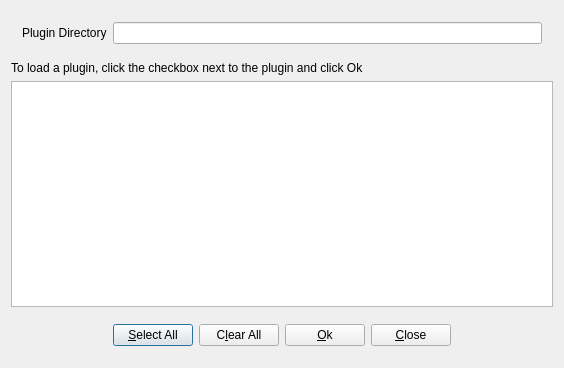
Above: src/ui/qgspluginmanagerbase.ui from stopa85/Quantum-GIS before the change. Below: the same form after it.
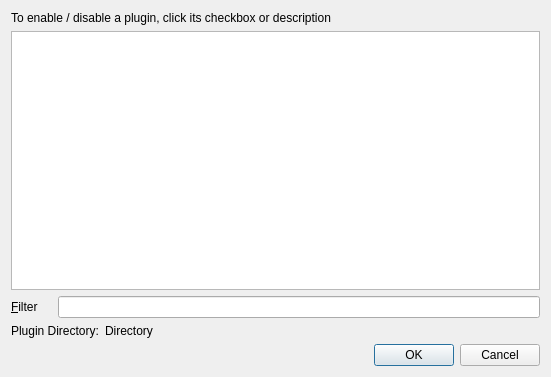
That is the form after the change.

What changed in the file:
```diff
--- a/src/ui/qgspluginmanagerbase.ui
+++ b/src/ui/qgspluginmanagerbase.ui
@@ -5,8 +5,8 @@
    <rect>
     <x>0</x>
     <y>0</y>
-    <width>564</width>
-    <height>368</height>
+    <width>551</width>
+    <height>377</height>
    </rect>
   </property>
   <property name="mouseTracking" >
@@ -19,144 +19,72 @@
    <bool>true</bool>
   </property>
   <layout class="QGridLayout" >
-   <property name="margin" >
-    <number>11</number>
-   </property>
-   <property name="spacing" >
-    <number>6</number>
-   </property>
-   <item row="0" column="0" >
-    <layout class="QHBoxLayout" >
-     <property name="margin" >
-      <number>11</number>
-     </property>
-     <property name="spacing" >
-      <number>6</number>
-     </property>
-     <item>
-      <widget class="QLabel" name="textLabel1" >
-       <property name="text" >
-        <string>Plugin Directory</string>
-       </property>
-       <property name="buddy" >
-        <cstring>txtPluginDir</cstring>
-       </property>
-      </widget>
-     </item>
-     <item>
-      <widget class="QLineEdit" name="txtPluginDir" >
-       <property name="windowModality" >
-        <enum>Qt::NonModal</enum>
-       </property>
-       <property name="readOnly" >
-        <bool>true</bool>
-       </property>
-      </widget>
-     </item>
-    </layout>
-   </item>
-   <item row="1" column="0" >
+   <item row="0" column="0" colspan="3" >
     <widget class="QLabel" name="textLabel1_2" >
      <property name="text" >
-      <string>To load a plugin, click the checkbox next to the plugin and click Ok</string>
+      <string>To enable / disable a plugin, click its checkbox or description</string>
      </property>
     </widget>
    </item>
-   <item row="4" column="0" >
-    <layout class="QHBoxLayout" >
-     <property name="margin" >
-      <number>11</number>
-     </property>
-     <property name="spacing" >
-      <number>6</number>
-     </property>
-     <item>
-      <spacer>
-       <property name="orientation" >
-        <enum>Qt::Horizontal</enum>
-       </property>
-       <property name="sizeType" >
-        <enum>QSizePolicy::Expanding</enum>
-       </property>
-       <property name="sizeHint" >
-        <size>
-         <width>100</width>
-         <height>21</height>
-        </size>
-       </property>
-      </spacer>
-     </item>
-     <item>
-      <widget class="QPushButton" name="btnSelectAll" >
-       <property name="text" >
-        <string>&amp;Select All</string>
-       </property>
-       <property name="shortcut" >
-        <string>Alt+S</string>
-       </property>
-      </widget>
-     </item>
-     <item>
-      <widget class="QPushButton" name="btnClearAll" >
-       <property name="text" >
-        <string>C&amp;lear All</string>
-       </property>
-       <property name="shortcut" >
-        <string>Alt+L</string>
-       </property>
-      </widget>
-     </item>
-     <item>
-      <widget class="QPushButton" name="btnOk" >
-       <property name="text" >
-        <string>&amp;Ok</string>
-       </property>
-       <property name="shortcut" >
-        <string>Alt+O</string>
-       </property>
-      </widget>
-     </item>
-     <item>
-      <widget class="QPushButton" name="btnClose" >
-       <property name="text" >
-        <string>&amp;Close</string>
-       </property>
-       <property name="shortcut" >
-        <string>Alt+C</string>
-       </property>
-      </widget>
-     </item>
-     <item>
-      <spacer>
-       <property name="orientation" >
-        <enum>Qt::Horizontal</enum>
-       </property>
-       <property name="sizeType" >
-        <enum>QSizePolicy::Expanding</enum>
-       </property>
-       <property name="sizeHint" >
-        <size>
-         <width>100</width>
-         <height>21</height>
-        </size>
-       </property>
-      </spacer>
-     </item>
-    </layout>
-   </item>
-   <item row="2" column="0" >
-    <widget class="QTableView" name="lstPlugins" >
-     <property name="alternatingRowColors" >
-      <bool>true</bool>
-     </property>
+   <item row="1" column="0" colspan="3" >
+    <widget class="QListView" name="vwPlugins" >
      <property name="selectionMode" >
       <enum>QAbstractItemView::NoSelection</enum>
      </property>
-     <property name="sortingEnabled" >
+     <property name="selectionBehavior" >
+      <enum>QAbstractItemView::SelectItems</enum>
+     </property>
+     <property name="wordWrap" >
       <bool>true</bool>
      </property>
     </widget>
    </item>
+   <item row="2" column="0" >
+    <widget class="QLabel" name="lblFilter" >
+     <property name="text" >
+      <string>&amp;Filter</string>
+     </property>
+     <property name="buddy" >
+      <cstring>leFilter</cstring>
+     </property>
+    </widget>
+   </item>
+   <item row="2" column="1" colspan="2" >
+    <widget class="QLineEdit" name="leFilter" />
+   </item>
+   <item row="3" column="0" colspan="2" >
+    <widget class="QLabel" name="textLabel1" >
+     <property name="text" >
+      <string>Plugin Directory:</string>
+     </property>
+    </widget>
+   </item>
+   <item row="3" column="2" >
+    <widget class="QLabel" name="lblPluginDir" >
+     <property name="sizePolicy" >
+      <sizepolicy vsizetype="Preferred" hsizetype="Expanding" >
+       <horstretch>0</horstretch>
+       <verstretch>0</verstretch>
+      </sizepolicy>
+     </property>
+     <property name="text" >
+      <string>Directory</string>
+     </property>
+     <property name="alignment" >
+      <set>Qt::AlignLeading|Qt::AlignLeft|Qt::AlignVCenter</set>
+     </property>
+     <property name="wordWrap" >
+      <bool>true</bool>
+     </property>
+    </widget>
+   </item>
+   <item row="4" column="0" colspan="3" >
+    <widget class="QDialogButtonBox" name="buttonBox" >
+     <property name="standardButtons" >
+      <set>QDialogButtonBox::Cancel|QDialogButtonBox::NoButton|QDialogButtonBox::Ok</set>
+     </property>
+    </widget>
+   </item>
   </layout>
  </widget>
  <layoutdefault spacing="6" margin="11" />
```
Left out of the diff: 43 changed lines with no effect on the pictures.
